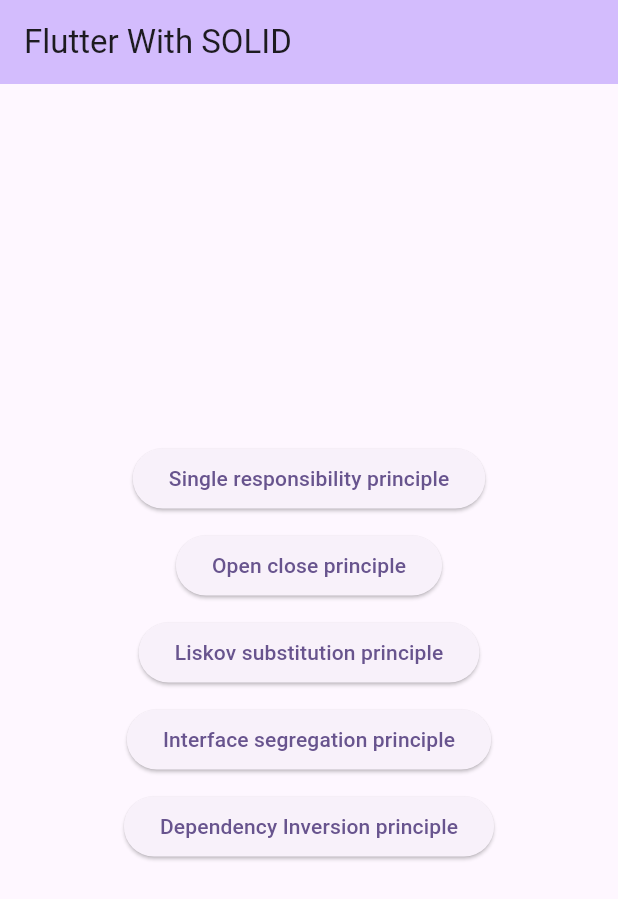
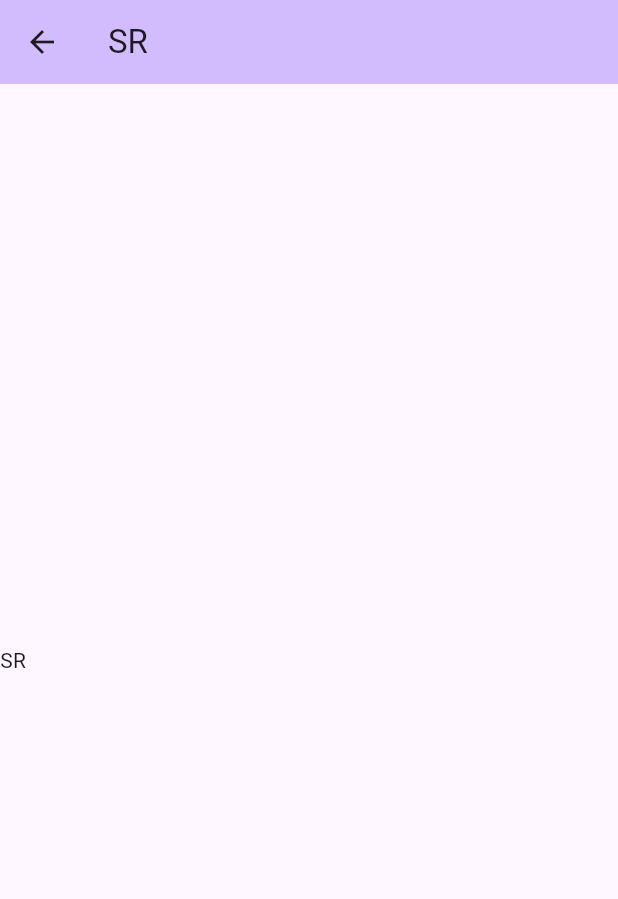
Before and after one commit to An19ik89/flutter_with_solid_principles-, a Flutter app: the screen it shows after launch, after a tap on "Single responsibility principle", on a phone screen of 412 x 824 dp. Shown: the top 899 px of the screen. Run offline on Flutter 3.47's test engine with Material 2 defaults, Android fonts, the phone set to English and light mode, and no system bars.

Commit message:
title & navigation added

```diff
--- a/flutter_solid_principles/lib/main.dart
+++ b/flutter_solid_principles/lib/main.dart
@@ -1,11 +1,17 @@
 import 'package:flutter/foundation.dart';
 import 'package:flutter/material.dart';
-import 'package:flutter_solid_principles/principle_name/dependencyInversion_title.dart';
-import 'package:flutter_solid_principles/principle_name/interfaceSegregation_title.dart';
-import 'package:flutter_solid_principles/principle_name/liskovSubstitution_title.dart';
-import 'package:flutter_solid_principles/principle_name/openclose_title.dart';
+import 'package:flutter_solid_principles/principle_name/title/dependencyInversion_title.dart';
+import 'package:flutter_solid_principles/principle_name/title/interfaceSegregation_title.dart';
+import 'package:flutter_solid_principles/principle_name/title/liskovSubstitution_title.dart';
+import 'package:flutter_solid_principles/principle_name/title/openclose_title.dart';
 import 'package:flutter_solid_principles/principle_name/show_principle.dart';
-import 'package:flutter_solid_principles/principle_name/singleResponsibility_title.dart';
+import 'package:flutter_solid_principles/principle_name/title/singleResponsibility_title.dart';
+import 'package:flutter_solid_principles/route/navigation/dinavigation.dart';
+import 'package:flutter_solid_principles/route/navigation/isnavigation.dart';
+import 'package:flutter_solid_principles/route/navigation/lsnavigation.dart';
+import 'package:flutter_solid_principles/route/navigation/ocnavigation.dart';
+import 'package:flutter_solid_principles/route/navigation/srnavigation.dart';
+import 'package:flutter_solid_principles/route/routeManager.dart';
 
 
 void main() {
@@ -44,8 +50,10 @@
 
   ShowPrincipleName principle = ShowPrincipleName();
 
+
   @override
   Widget build(BuildContext context) {
+    RouteManager routeManager = RouteManager(context);
     return Scaffold(
       appBar: AppBar(
         backgroundColor: Theme.of(context).colorScheme.inversePrimary,
@@ -57,29 +65,19 @@
           crossAxisAlignment: CrossAxisAlignment.center,
           children: <Widget>[
             ElevatedButton(
-                onPressed: (){
-
-                }, child: principle.showPrinciple(SingleResponsibility())),
+                onPressed: ()=> routeManager.navigateTo(SRNavigation()), child: principle.showPrinciple(SingleResponsibility())),
             const SizedBox(height: 10.0,),
             ElevatedButton(
-                onPressed: (){
-
-                }, child: principle.showPrinciple(OpenClose())),
+                onPressed: () => routeManager.navigateTo(OCNavigation()), child: principle.showPrinciple(OpenClose())),
             const SizedBox(height: 10.0,),
             ElevatedButton(
-                onPressed: (){
-
-                }, child: principle.showPrinciple(LiskovSubstitution())),
+                onPressed: ()=>routeManager.navigateTo(LSNavigation()), child: principle.showPrinciple(LiskovSubstitution())),
             const SizedBox(height: 10.0,),
             ElevatedButton(
-                onPressed: (){
-
-                }, child: principle.showPrinciple(InterfaceSegregation())),
+                onPressed: ()=>routeManager.navigateTo(ISNavigation()), child: principle.showPrinciple(InterfaceSegregation())),
             const SizedBox(height: 10.0,),
             ElevatedButton(
-                onPressed: (){
-
-                }, child: principle.showPrinciple(DependencyInversion())),
+                onPressed: ()=>routeManager.navigateTo(DINavigation()), child: principle.showPrinciple(DependencyInversion())),
             const SizedBox(height: 10.0,),
 
           ],
@@ -90,6 +88,21 @@
 }
 
 
+
+
+
+// class LSNavigation extends Routing{
+//   @override
+//   navigation(context) =>   Navigator.push(context, MaterialPageRoute(builder: (context) => const SecondRoute()));
+// }
+// class ISNavigation extends Routing{
+//   @override
+//   navigation(context) =>   Navigator.push(context, MaterialPageRoute(builder: (context) => const SecondRoute()));
+// }
+// class DINavigation extends Routing{
+//   @override
+//   navigation(context) =>   Navigator.push(context, MaterialPageRoute(builder: (context) => const SecondRoute()));
+// }
 
 
 
--- a/flutter_solid_principles/lib/principle_name/show_principle.dart
+++ b/flutter_solid_principles/lib/principle_name/show_principle.dart
@@ -1,5 +1,5 @@
 import 'package:flutter/material.dart';
-import 'package:flutter_solid_principles/principle_name/pricples.dart';
+import 'package:flutter_solid_principles/principle_name/pricples_abstract.dart';
 
 
 class ShowPrincipleName{
--- a/flutter_solid_principles/lib/principle_name/dependencyInversion_title.dart
+++ b/flutter_solid_principles/lib/principle_name/title/dependencyInversion_title.dart
@@ -1,4 +1,4 @@
-import 'package:flutter_solid_principles/principle_name/pricples.dart';
+import 'package:flutter_solid_principles/principle_name/pricples_abstract.dart';
 
 class DependencyInversion extends Principles{
   @override
--- a/flutter_solid_principles/lib/principle_name/interfaceSegregation_title.dart
+++ b/flutter_solid_principles/lib/principle_name/title/interfaceSegregation_title.dart
@@ -1,4 +1,4 @@
-import 'package:flutter_solid_principles/principle_name/pricples.dart';
+import 'package:flutter_solid_principles/principle_name/pricples_abstract.dart';
 
 class InterfaceSegregation extends Principles{
   @override
--- a/flutter_solid_principles/lib/principle_name/liskovSubstitution_title.dart
+++ b/flutter_solid_principles/lib/principle_name/title/liskovSubstitution_title.dart
@@ -1,4 +1,4 @@
-import 'package:flutter_solid_principles/principle_name/pricples.dart';
+import 'package:flutter_solid_principles/principle_name/pricples_abstract.dart';
 
 class LiskovSubstitution extends Principles{
   @override
--- a/flutter_solid_principles/lib/principle_name/openclose_title.dart
+++ b/flutter_solid_principles/lib/principle_name/title/openclose_title.dart
@@ -1,4 +1,4 @@
-import 'package:flutter_solid_principles/principle_name/pricples.dart';
+import 'package:flutter_solid_principles/principle_name/pricples_abstract.dart';
 
 class OpenClose extends Principles{
   @override
--- a/flutter_solid_principles/lib/principle_name/singleResponsibility_title.dart
+++ b/flutter_solid_principles/lib/principle_name/title/singleResponsibility_title.dart
@@ -1,4 +1,4 @@
-import 'package:flutter_solid_principles/principle_name/pricples.dart';
+import 'package:flutter_solid_principles/principle_name/pricples_abstract.dart';
 
 class SingleResponsibility extends Principles{
   @override
--- /dev/null
+++ b/flutter_solid_principles/lib/route/navigation/srnavigation.dart
@@ -0,0 +1,8 @@
+import 'package:flutter/material.dart';
+import 'package:flutter_solid_principles/route/routing_abstract.dart';
+import 'package:flutter_solid_principles/singleresponsibility/single_responsibility.dart';
+
+class SRNavigation extends Routing{
+  @override
+  navigation(context) =>   Navigator.push(context, MaterialPageRoute(builder: (context) => const SingleResponsibilityPage()));
+}
--- /dev/null
+++ b/flutter_solid_principles/lib/route/routeManager.dart
@@ -0,0 +1,14 @@
+import 'package:flutter/material.dart';
+import 'package:flutter_solid_principles/route/routing_abstract.dart';
+
+
+class RouteManager{
+
+  BuildContext context;
+
+  RouteManager(this.context);
+
+  void navigateTo(Routing routing){
+    routing.navigation(context);
+  }
+}
--- /dev/null
+++ b/flutter_solid_principles/lib/route/routing_abstract.dart
@@ -0,0 +1,3 @@
+abstract class Routing{
+  navigation(context);
+}
--- /dev/null
+++ b/flutter_solid_principles/lib/singleResponsibility/single_responsibility.dart
@@ -0,0 +1,25 @@
+import 'package:flutter/material.dart';
+
+class SingleResponsibilityPage extends StatefulWidget {
+  const SingleResponsibilityPage({super.key});
+
+  @override
+  State<SingleResponsibilityPage> createState() =>
+      _SingleResponsibilityPageState();
+}
+
+class _SingleResponsibilityPageState extends State<SingleResponsibilityPage> {
+  @override
+  Widget build(BuildContext context) {
+    return Scaffold(
+        appBar: AppBar(
+          backgroundColor: Theme.of(context).colorScheme.inversePrimary,
+          title: const Text("SR"),
+        ),
+        body: const Column(
+          mainAxisAlignment: MainAxisAlignment.center,
+          crossAxisAlignment: CrossAxisAlignment.center,
+          children: [Text("SR")],
+        ));
+  }
+}
```
Also changed, not shown: flutter_solid_principles/lib/dependencyInversionResponsibility/dependency_inversion_responsibility.dart (added, +25 -0 lines), flutter_solid_principles/lib/interfaceSegregationResponsibility/interface_segregation_responsibility.dart (added, +25 -0 lines), flutter_solid_principles/lib/liskovSubstitutionResponsibility/liskov_substitution_responsibility.dart (added, +25 -0 lines), flutter_solid_principles/lib/openCloseResponsibility/open_close_responsibility.dart (added, +25 -0 lines), flutter_solid_principles/lib/route/navigation/dinavigation.dart (added, +9 -0 lines), flutter_solid_principles/lib/route/navigation/isnavigation.dart (added, +9 -0 lines), flutter_solid_principles/lib/route/navigation/lsnavigation.dart (added, +9 -0 lines), flutter_solid_principles/lib/route/navigation/ocnavigation.dart (added, +8 -0 lines), flutter_solid_principles/lib/principle_name/pricples_abstract.dart (renamed from flutter_solid_principles/lib/principle_name/pricples.dart).
